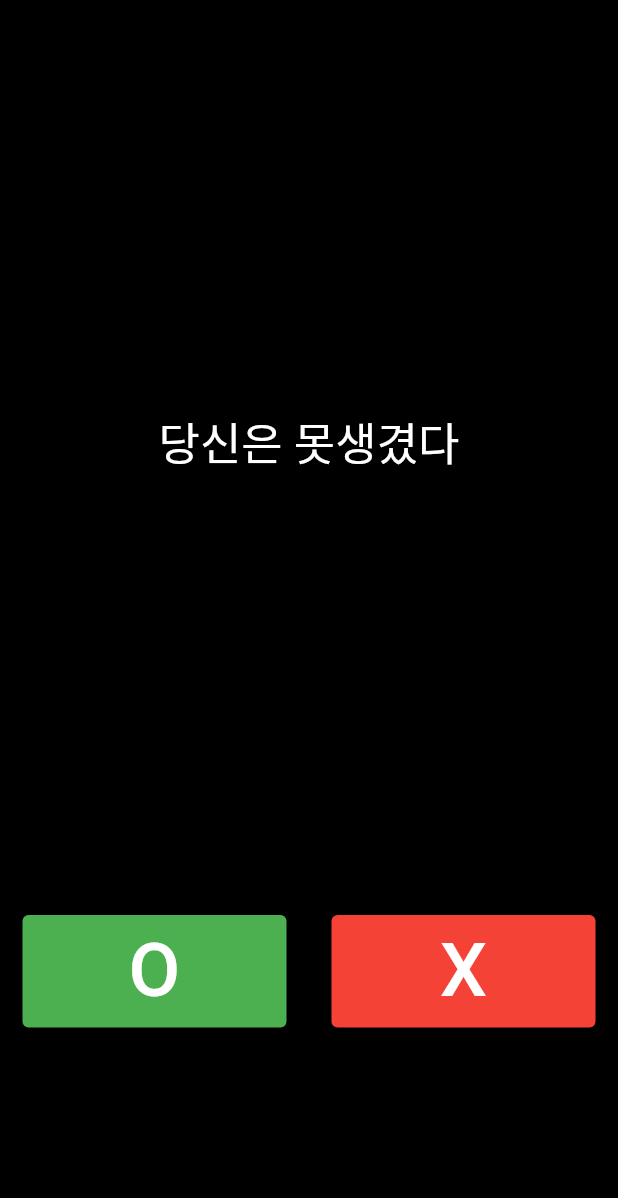
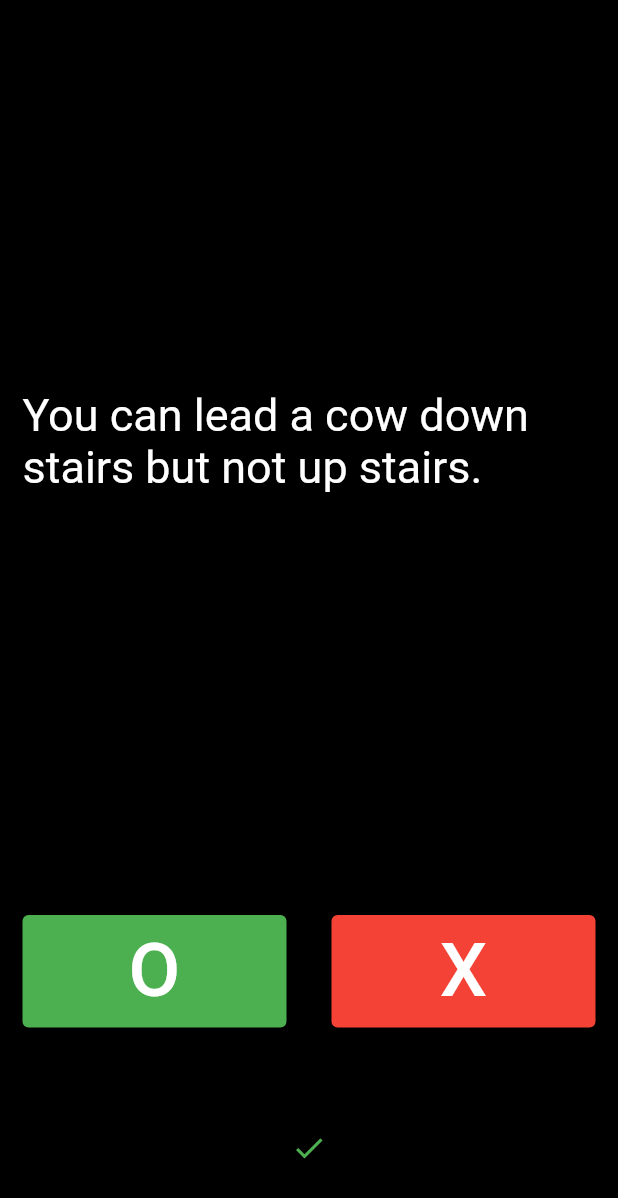
Before and after one commit to BangJihoon/flutter_app, a Flutter app: the screen it shows after launch, after a tap on an icon or button, on a phone screen of 412 x 824 dp. Shown: the top 1198 px of the screen. Run offline on Flutter 3.47's test engine with Material 2 defaults, Android fonts, the light colour scheme and no system bars; our stand-ins replace audioplayers, rflutter_alert.

Commit message:
feat - 3주차 quizzler 완성, OOP 객체생성 및 캡술화, stless, stful 부분 분리,

```diff
--- a/lib/main.dart
+++ b/lib/main.dart
@@ -1,10 +1,10 @@
 import 'package:flutter/material.dart';
-import 'package:flutter_exam/quizzler/quizzler.dart';
+import 'package:flutter_exam/quizzler/QuizzlerApp.dart';
 
 void main() {
 //  runApp(const MyApp());
 //  runApp(MiCard());
-  runApp(QulzzlerApp());
+  runApp(QuizzlerApp());
 }
 
 class MyApp extends StatelessWidget {
--- a/lib/quizzler/Quiz.dart
+++ b/lib/quizzler/Quiz.dart
@@ -1,12 +1,13 @@
 class Quiz {
+  // private는 변수명 앞에 _로 한다
   String _problem;
   bool _answer;
-
+  // 생성자를 파라미터로 바로 사용한다
   Quiz(
     this._problem,
     this._answer,
   );
-
+  // 캡슐화시 getter를 만들자
   bool get answer => _answer;
   String get problem => _problem;
 }
--- /dev/null
+++ b/lib/quizzler/QuizPage.dart
@@ -0,0 +1,116 @@
+import 'package:flutter/material.dart';
+import 'package:flutter_exam/quizzler/Quiz_Brain.dart';
+import 'package:rflutter_alert/rflutter_alert.dart';
+
+// 상태저장 앱  QuizPage()
+class QuizPage extends StatefulWidget {
+  @override
+  State<QuizPage> createState() => _QuizPageState();
+}
+
+class _QuizPageState extends State<QuizPage> {
+  Quiz_Brain q = new Quiz_Brain();
+  int count = 0;
+  List<Icon> ScoreKeeper = [];
+
+  void checkAnswer(bool answer) {
+    setState(() {
+      if (answer == q.getAnswer()) {
+        count++;
+        ScoreKeeper.add(Icon(
+          Icons.check,
+          color: Colors.green,
+        ));
+      } else {
+        ScoreKeeper.add(Icon(
+          Icons.close,
+          color: Colors.red,
+        ));
+      }
+      ;
+      q.nextQuestion();
+      if (q.isFinished() == true) {
+        Alert(
+            context: context,
+            title: 'Finished',
+            desc: '총 $count 개 맞추셨습니다!',
+            closeFunction: () {
+              ScoreKeeper = [];
+            }).show();
+        q.reset();
+        count = 0;
+      }
+    });
+  }
+
+  @override
+  Widget build(BuildContext context) {
+    return SafeArea(
+      child: Column(
+        children: <Widget>[
+          // 문제 출력부
+          Expanded(
+            flex: 5,
+            child: Center(
+              child: Padding(
+                padding: const EdgeInsets.all(15.0),
+                child: Text(
+                  q.getProblem(),
+                  style: TextStyle(
+                    color: Colors.white,
+                    fontSize: 30,
+                  ),
+                ),
+              ),
+            ),
+          ),
+          // 버튼 부분
+          Expanded(
+            child: Row(
+              children: <Widget>[
+                Expanded(
+                  child: Padding(
+                    padding: const EdgeInsets.all(15.0),
+                    child: TextButton(
+                      style:
+                          TextButton.styleFrom(backgroundColor: Colors.green),
+                      onPressed: () {
+                        checkAnswer(true);
+                      },
+                      child: Text(
+                        "O",
+                        style: TextStyle(fontSize: 50, color: Colors.white),
+                      ),
+                    ),
+                  ),
+                ),
+                Expanded(
+                  child: Padding(
+                    padding: const EdgeInsets.all(15.0),
+                    child: TextButton(
+                      style: TextButton.styleFrom(backgroundColor: Colors.red),
+                      onPressed: () {
+                        checkAnswer(false);
+                      },
+                      child: Text(
+                        "X",
+                        style: TextStyle(fontSize: 50, color: Colors.white),
+                      ),
+                    ),
+                  ),
+                )
+              ],
+            ),
+          ),
+          // ScoreKeeper 부분
+          Expanded(
+            child: Row(
+              mainAxisAlignment: MainAxisAlignment.center,
+              children: ScoreKeeper,
+            ),
+          ),
+        ],
+      ),
+    );
+  }
+}
--- /dev/null
+++ b/lib/quizzler/Quiz_Brain.dart
@@ -0,0 +1,43 @@
+import 'package:flutter_exam/quizzler/Quiz.dart';
+
+class Quiz_Brain {
+  int _quizNum = 0;
+
+  List<Quiz> _list = [
+    Quiz('Some cats are actually allergic to humans', true),
+    Quiz('You can lead a cow down stairs but not up stairs.', false),
+    Quiz('Approximately one quarter of human bones are in the feet.', true),
+    Quiz('A slug\'s blood is green.', true),
+    Quiz('Buzz Aldrin\'s mother\'s maiden name was \"Moon\".', true),
+    Quiz('It is illegal to pee in the Ocean in Portugal.', true),
+    Quiz('당신은 착하다', false),
+    Quiz('당신은 못생겼다', true),
+    Quiz('당신은 멍청하다', true),
+  ];
+
+  void nextQuestion() {
+    if (_quizNum < _list.length - 1) {
+      _quizNum++;
+    }
+  }
+
+  String getProblem() {
+    return _list[_quizNum].problem;
+  }
+
+  bool getAnswer() {
+    return _list[_quizNum].answer;
+  }
+
+  void reset() {
+    _quizNum = 0;
+  }
+
+  bool isFinished() {
+    print(_quizNum);
+    if (_quizNum == _list.length - 1) {
+      return true;
+    } else
+      return false;
+  }
+}
--- /dev/null
+++ b/lib/quizzler/QuizzlerApp.dart
@@ -0,0 +1,16 @@
+import 'package:flutter/material.dart';
+import 'package:flutter_exam/quizzler/QuizPage.dart';
+
+// 비상태 저장 앱
+class QuizzlerApp extends StatelessWidget {
+  @override
+  Widget build(BuildContext context) {
+    return MaterialApp(
+      debugShowCheckedModeBanner: false,
+      home: Scaffold(
+        backgroundColor: Colors.black,
+        body: QuizPage(),
+      ),
+    );
+  }
+}
--- a/lib/quizzler/quiz_brain.dart
+++ /dev/null
@@ -1 +0,0 @@
-class brain {}
--- a/lib/quizzler/quizzler.dart
+++ /dev/null
@@ -1,101 +0,0 @@
-import 'package:flutter/material.dart';
-import 'package:flutter_exam/quizzler/Quiz.dart';
-
-class QulzzlerApp extends StatefulWidget {
-  @override
-  State<QulzzlerApp> createState() => _QulzzlerAppState();
-}
-
-class _QulzzlerAppState extends State<QulzzlerApp> {
-  int quizNum = 0;
-  List<Icon> ScoreKeeper = [];
-
-  List<Quiz> list = [
-    Quiz('당신은 착하다', false),
-    Quiz('당신은 못생겼다', true),
-    Quiz('당신은 멍청하다', true),
-  ];
-  Icon ScoreRecord(bool answer) {
-    if (answer == true)
-      return (Icon(Icons.check, color: Colors.green));
-    else
-      return (Icon(Icons.close, color: Colors.red));
-  }
-
-  @override
-  Widget build(BuildContext context) {
-    return MaterialApp(
-      debugShowCheckedModeBanner: false,
-      home: Scaffold(
-        backgroundColor: Colors.black,
-        body: SafeArea(
-            child: Column(
-          children: <Widget>[
-            // 문제 출력부
-            Expanded(
-              flex: 5,
-              child: Center(
-                child: Text(
-                  list[quizNum].problem,
-                  style: TextStyle(
-                    color: Colors.white,
-                    fontSize: 30,
-                  ),
-                ),
-              ),
-            ),
-            // 버튼 부분
-            Expanded(
-              child: Row(
-                children: <Widget>[
-                  Expanded(
-                    child: Padding(
-                      padding: const EdgeInsets.all(15.0),
-                      child: TextButton(
-                        style:
-                            TextButton.styleFrom(backgroundColor: Colors.green),
-                        onPressed: () {
-                          setState(() {
-                            ScoreRecord(list[quizNum].answer == true);
-                            if (quizNum < list.length - 1) {
-                              // 다음문제가 있으면 넘겨주고
-                              quizNum++;
-                            }
-                          });
-                        },
-                        child: Text(
-                          "O",
-                          style: TextStyle(fontSize: 50, color: Colors.white),
-                        ),
-                      ),
-                    ),
-                  ),
-                  Expanded(
-                    child: Padding(
-                      padding: const EdgeInsets.all(15.0),
-                      child: TextButton(
-                        style:
-                            TextButton.styleFrom(backgroundColor: Colors.red),
-                        onPressed: () {},
-                        child: Text(
-                          "X",
-                          style: TextStyle(fontSize: 50, color: Colors.white),
-                        ),
-                      ),
-                    ),
-                  )
-                ],
-              ),
-            ),
-            // ScoreKeeper 부분
-            Expanded(
-              child: Row(
-                children: ScoreKeeper,
-              ),
-            ),
-          ],
-        )),
-      ),
-    );
-  }
-}
--- a/pubspec.yaml
+++ b/pubspec.yaml
@@ -12,6 +12,7 @@ dependencies:
   url_launcher: ^6.0.20
   cupertino_icons: ^1.0.4
   audioplayers: ^0.20.1
+  rflutter_alert: ^1.0.2
 
 dev_dependencies:
   flutter_test:
```
Also changed, not shown: pubspec.lock.
